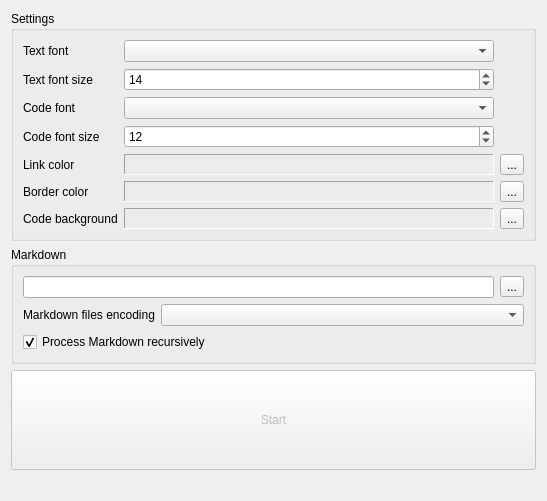
The window that md-pdf/main_window.ui (Qt-Widgets/md-pdf-Convert-Markdown-to-PDF) describes before a commit, drawn with Qt 5.
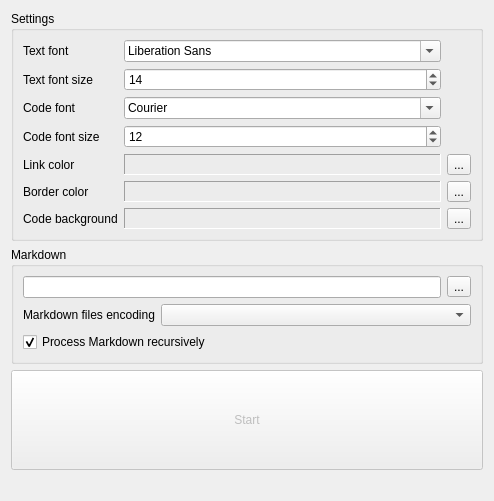
The same window after the commit. Custom widgets are drawn as their Qt base class.

Commit message: Using of QFontComboBox.

Patch:
```diff
--- a/md-pdf/main_window.ui
+++ b/md-pdf/main_window.ui
@@ -6,7 +6,7 @@
    <rect>
     <x>0</x>
     <y>0</y>
-    <width>547</width>
+    <width>494</width>
     <height>501</height>
    </rect>
   </property>
@@ -36,12 +36,9 @@
          </widget>
         </item>
         <item row="0" column="1">
-         <widget class="QComboBox" name="m_textFont">
-          <property name="sizePolicy">
-           <sizepolicy hsizetype="Expanding" vsizetype="Fixed">
-            <horstretch>0</horstretch>
-            <verstretch>0</verstretch>
-           </sizepolicy>
+         <widget class="QFontComboBox" name="m_textFont">
+          <property name="fontFilters">
+           <set>QFontComboBox::ScalableFonts</set>
           </property>
          </widget>
         </item>
@@ -91,12 +88,9 @@
          </widget>
         </item>
         <item row="2" column="1">
-         <widget class="QComboBox" name="m_codeFont">
-          <property name="sizePolicy">
-           <sizepolicy hsizetype="Expanding" vsizetype="Fixed">
-            <horstretch>0</horstretch>
-            <verstretch>0</verstretch>
-           </sizepolicy>
+         <widget class="QFontComboBox" name="m_codeFont">
+          <property name="fontFilters">
+           <set>QFontComboBox::MonospacedFonts</set>
           </property>
          </widget>
         </item>
```
Left out of the diff: 54 changed lines with no effect on the pictures. The commit also changes 1 other file.
